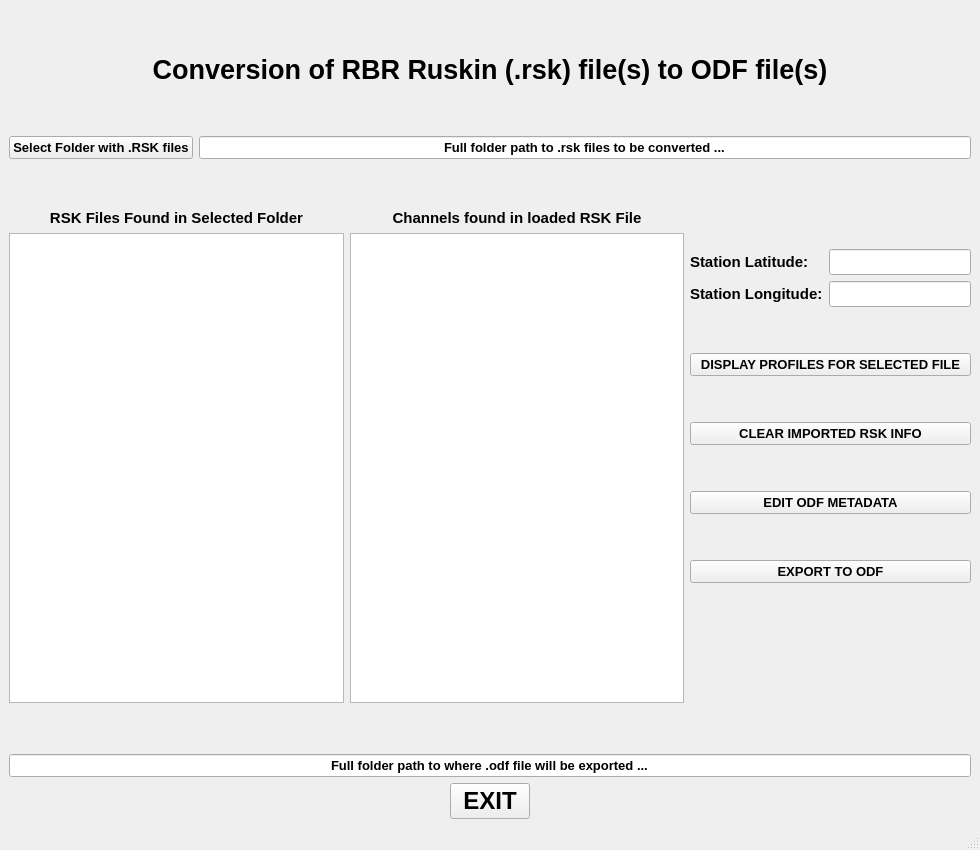
Above: src/datashop_toolbox/gui/rbr_to_odf.ui from jeff-jackson-dfo/datashop_toolbox before the change. Below: the same form after it.
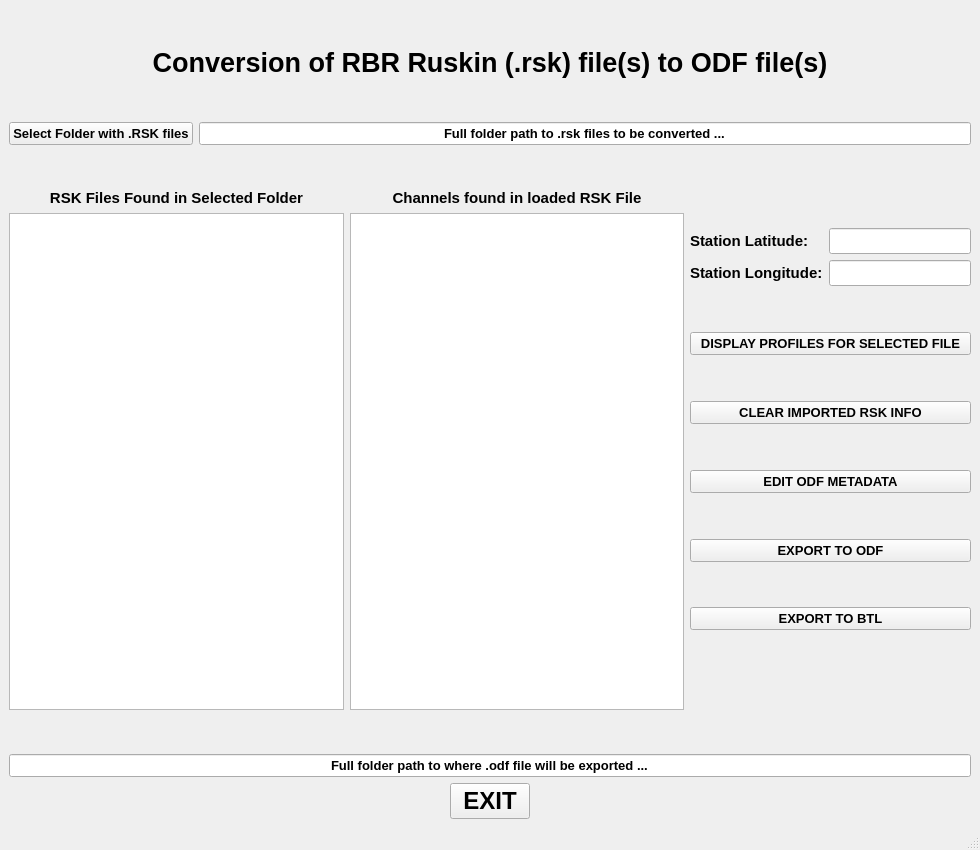
That is the form after the change.

Patch:
```diff
--- a/src/datashop_toolbox/gui/rbr_to_odf.ui
+++ b/src/datashop_toolbox/gui/rbr_to_odf.ui
@@ -14,7 +14,36 @@
    <string>RSK to ODF Conversion Application</string>
   </property>
   <widget class="QWidget" name="centralwidget">
-   <layout class="QGridLayout" name="gridLayout_2">
+   <layout class="QGridLayout" name="gridLayout">
+    <item row="0" column="0">
+     <spacer name="vertical_spacer_12">
+      <property name="orientation">
+       <enum>Qt::Orientation::Vertical</enum>
+      </property>
+      <property name="sizeHint" stdset="0">
+       <size>
+        <width>20</width>
+        <height>40</height>
+       </size>
+      </property>
+     </spacer>
+    </item>
+    <item row="1" column="0" colspan="3">
+     <widget class="QLabel" name="title_label">
+      <property name="font">
+       <font>
+        <pointsize>20</pointsize>
+        <bold>true</bold>
+       </font>
+      </property>
+      <property name="text">
+       <string>Conversion of RBR Ruskin (.rsk) file(s) to ODF file(s)</string>
+      </property>
+      <property name="alignment">
+       <set>Qt::AlignmentFlag::AlignCenter</set>
+      </property>
+     </widget>
+    </item>
     <item row="2" column="0">
      <spacer name="vertical_spacer_10">
       <property name="orientation">
@@ -28,6 +57,85 @@
       </property>
      </spacer>
     </item>
+    <item row="4" column="0">
+     <spacer name="vertical_spacer_9">
+      <property name="orientation">
+       <enum>Qt::Orientation::Vertical</enum>
+      </property>
+      <property name="sizeHint" stdset="0">
+       <size>
+        <width>20</width>
+        <height>40</height>
+       </size>
+      </property>
+     </spacer>
+    </item>
+    <item row="5" column="0">
+     <layout class="QVBoxLayout" name="vertical_layout_3">
+      <item>
+       <widget class="QLabel" name="rsk_list_label">
+        <property name="font">
+         <font>
+          <pointsize>11</pointsize>
+          <bold>true</bold>
+         </font>
+        </property>
+        <property name="text">
+         <string>RSK Files Found in Selected Folder</string>
+        </property>
+        <property name="alignment">
+         <set>Qt::AlignmentFlag::AlignCenter</set>
+        </property>
+       </widget>
+      </item>
+      <item>
+       <widget class="QListWidget" name="rsk_list_widget">
+        <property name="font">
+         <font>
+          <pointsize>9</pointsize>
+          <bold>true</bold>
+         </font>
+        </property>
+        <property name="sortingEnabled">
+         <bool>true</bool>
+        </property>
+       </widget>
+      </item>
+     </layout>
+    </item>
+    <item row="5" column="1">
+     <layout class="QVBoxLayout" name="vertical_layout_4">
+      <item>
+       <widget class="QLabel" name="channel_list_label">
+        <property name="font">
+         <font>
+          <pointsize>11</pointsize>
+          <bold>true</bold>
+         </font>
+        </property>
+        <property name="text">
+         <string>Channels found in loaded RSK File</string>
+        </property>
+        <property name="alignment">
+         <set>Qt::AlignmentFlag::AlignCenter</set>
+        </property>
+       </widget>
+      </item>
+      <item>
+       <widget class="QListWidget" name="channel_list_widget">
+        <property name="font">
+         <font>
+          <pointsize>9</pointsize>
+          <bold>true</bold>
+         </font>
+        </property>
+        <property name="sortingEnabled">
+         <bool>true</bool>
+        </property>
+       </widget>
+      </item>
+     </layout>
+    </item>
     <item row="5" column="2">
      <layout class="QVBoxLayout" name="vertical_layout_2">
       <item>
@@ -236,6 +344,19 @@
           </property>
          </spacer>
         </item>
+        <item>
+         <widget class="QPushButton" name="export_btl_push_button">
+          <property name="font">
+           <font>
+            <pointsize>10</pointsize>
+            <bold>true</bold>
+           </font>
+          </property>
+          <property name="text">
+           <string>EXPORT TO BTL</string>
+          </property>
+         </widget>
+        </item>
         <item>
          <spacer name="vertical_spacer_6">
           <property name="orientation">
@@ -266,44 +387,8 @@
       </item>
      </layout>
     </item>
-    <item row="3" column="0" colspan="3">
-     <layout class="QHBoxLayout" name="horizontal_layout_3">
-      <item>
-       <widget class="QPushButton" name="select_folder_push_button">
-        <property name="font">
-         <font>
-          <pointsize>10</pointsize>
-          <bold>true</bold>
-         </font>
-        </property>
-        <property name="text">
-         <string>Select Folder with .RSK files</string>
-        </property>
-       </widget>
-      </item>
-      <item>
-       <widget class="QLineEdit" name="folder_line_edit">
-        <property name="font">
-         <font>
-          <pointsize>10</pointsize>
-          <bold>true</bold>
-         </font>
-        </property>
-        <property name="text">
-         <string>Full folder path to .rsk files to be converted ...</string>
-        </property>
-        <property name="alignment">
-         <set>Qt::AlignmentFlag::AlignCenter</set>
-        </property>
-        <property name="readOnly">
-         <bool>true</bool>
-        </property>
-       </widget>
-      </item>
-     </layout>
-    </item>
-    <item row="4" column="0">
-     <spacer name="vertical_spacer_9">
+    <item row="6" column="0">
+     <spacer name="vertical_spacer_11">
       <property name="orientation">
        <enum>Qt::Orientation::Vertical</enum>
       </property>
@@ -315,39 +400,6 @@
       </property>
      </spacer>
     </item>
-    <item row="5" column="1">
-     <layout class="QVBoxLayout" name="vertical_layout_4">
-      <item>
-       <widget class="QLabel" name="channel_list_label">
-        <property name="font">
-         <font>
-          <pointsize>11</pointsize>
-          <bold>true</bold>
-         </font>
-        </property>
-        <property name="text">
-         <string>Channels found in loaded RSK File</string>
-        </property>
-        <property name="alignment">
-         <set>Qt::AlignmentFlag::AlignCenter</set>
-        </property>
-       </widget>
-      </item>
-      <item>
-       <widget class="QListWidget" name="channel_list_widget">
-        <property name="font">
-         <font>
-          <pointsize>9</pointsize>
-          <bold>true</bold>
-         </font>
-        </property>
-        <property name="sortingEnabled">
-         <bool>true</bool>
-        </property>
-       </widget>
-      </item>
-     </layout>
-    </item>
     <item row="7" column="0" colspan="3">
      <layout class="QGridLayout" name="grid_layout">
       <item row="0" column="0">
@@ -390,81 +442,45 @@
       </item>
      </layout>
     </item>
-    <item row="6" column="0">
-     <spacer name="vertical_spacer_11">
-      <property name="orientation">
-       <enum>Qt::Orientation::Vertical</enum>
+    <item row="3" column="0" colspan="3">
+     <layout class="QHBoxLayout" name="horizontal_layout_3">
+      <property name="sizeConstraint">
+       <enum>QLayout::SizeConstraint::SetNoConstraint</enum>
       </property>
-      <property name="sizeHint" stdset="0">
-       <size>
-        <width>20</width>
-        <height>40</height>
-       </size>
-      </property>
-     </spacer>
-    </item>
-    <item row="1" column="0" colspan="3">
-     <widget class="QLabel" name="title_label">
-      <property name="font">
-       <font>
-        <pointsize>20</pointsize>
-        <bold>true</bold>
-       </font>
-      </property>
-      <property name="text">
-       <string>Conversion of RBR Ruskin (.rsk) file(s) to ODF file(s)</string>
-      </property>
-      <property name="alignment">
-       <set>Qt::AlignmentFlag::AlignCenter</set>
-      </property>
-     </widget>
-    </item>
-    <item row="5" column="0">
-     <layout class="QVBoxLayout" name="vertical_layout_3">
       <item>
-       <widget class="QLabel" name="rsk_list_label">
+       <widget class="QPushButton" name="select_folder_push_button">
         <property name="font">
          <font>
-          <pointsize>11</pointsize>
+          <pointsize>10</pointsize>
           <bold>true</bold>
          </font>
         </property>
         <property name="text">
-         <string>RSK Files Found in Selected Folder</string>
+         <string>Select Folder with .RSK files</string>
+        </property>
+       </widget>
+      </item>
+      <item>
+       <widget class="QLineEdit" name="folder_line_edit">
+        <property name="font">
+         <font>
+          <pointsize>10</pointsize>
+          <bold>true</bold>
+         </font>
+        </property>
+        <property name="text">
+         <string>Full folder path to .rsk files to be converted ...</string>
         </property>
         <property name="alignment">
          <set>Qt::AlignmentFlag::AlignCenter</set>
         </property>
-       </widget>
-      </item>
-      <item>
-       <widget class="QListWidget" name="rsk_list_widget">
-        <property name="font">
-         <font>
-          <pointsize>9</pointsize>
-          <bold>true</bold>
-         </font>
-        </property>
-        <property name="sortingEnabled">
+        <property name="readOnly">
          <bool>true</bool>
         </property>
        </widget>
       </item>
      </layout>
     </item>
-    <item row="0" column="0">
-     <spacer name="vertical_spacer_12">
-      <property name="orientation">
-       <enum>Qt::Orientation::Vertical</enum>
-      </property>
-      <property name="sizeHint" stdset="0">
-       <size>
-        <width>20</width>
-        <height>40</height>
-       </size>
-      </property>
-     </spacer>
-    </item>
    </layout>
   </widget>
   <widget class="QMenuBar" name="menu_bar">
```
Left out of the diff: 3 changed lines with no effect on the pictures.
